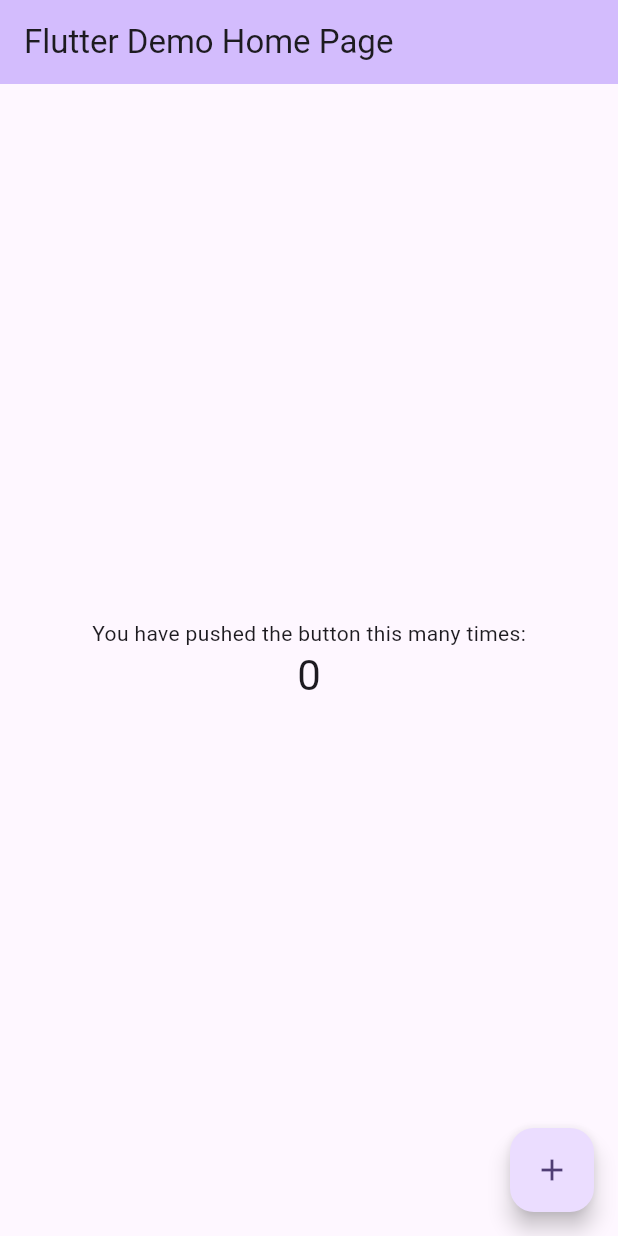
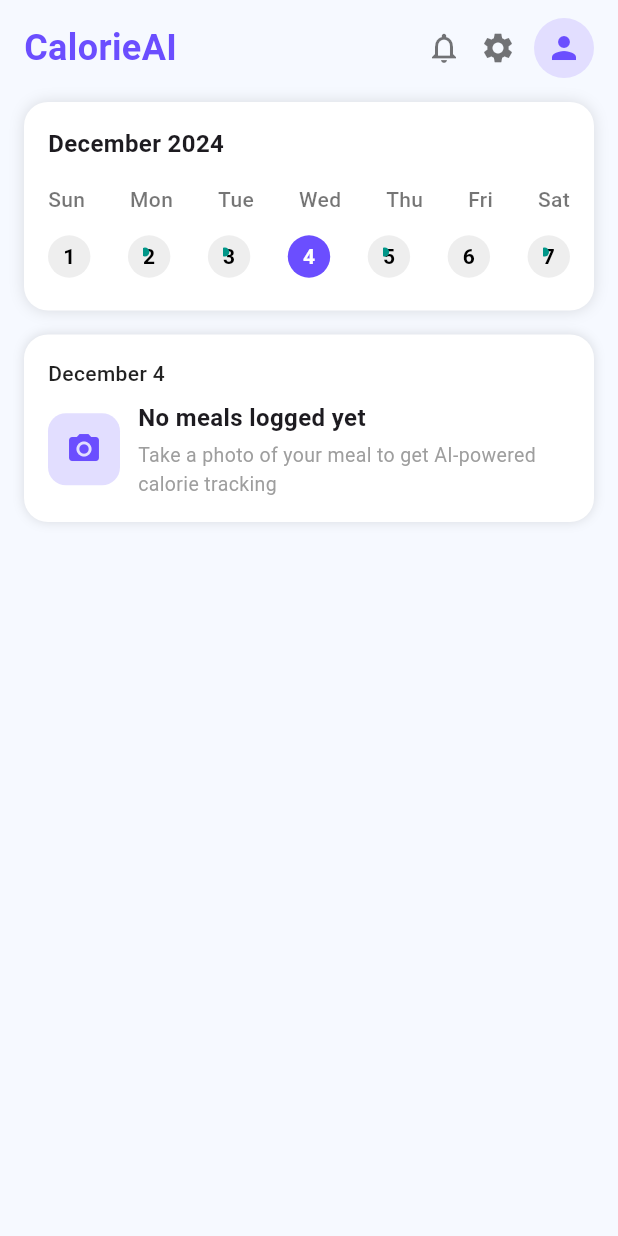
Before and after one commit to Saikat141/calorie_ai, a Flutter app: the screen it shows after launch, on a phone screen of 412 x 824 dp. Run offline on Flutter 3.47's test engine with Material 3 defaults, Android fonts, the phone set to English and light mode, and no system bars.

Commit message:
dashboard added

```diff
--- /dev/null
+++ b/lib/dashboard.dart
@@ -0,0 +1,194 @@
+import 'package:flutter/material.dart';
+
+
+
+class DashboardPage extends StatefulWidget {
+  @override
+  _DashboardPageState createState() => _DashboardPageState();
+}
+
+class _DashboardPageState extends State<DashboardPage> {
+  int selectedDay = 4;
+  List<int> mealLoggedDays = [2, 3, 5, 7];
+
+  @override
+  Widget build(BuildContext context) {
+    return Scaffold(
+      backgroundColor: const Color(0xFFF6F9FF),
+      body: SafeArea(
+        child: Padding(
+          padding: const EdgeInsets.symmetric(horizontal: 16, vertical: 12),
+          child: Column(
+            crossAxisAlignment: CrossAxisAlignment.start,
+            children: [
+              // Top Bar
+              Row(
+                mainAxisAlignment: MainAxisAlignment.spaceBetween,
+                children: [
+                  Text(
+                    'CalorieAI',
+                    style: TextStyle(
+                      fontSize: 24,
+                      fontWeight: FontWeight.bold,
+                      color: Color(0xFF6B4EFF),
+                    ),
+                  ),
+                  Row(
+                    children: [
+                      Icon(Icons.notifications_none, color: Colors.black54),
+                      SizedBox(width: 12),
+                      Icon(Icons.settings, color: Colors.black54),
+                      SizedBox(width: 12),
+                      CircleAvatar(
+                        backgroundColor: Color(0xFFE2DEFF),
+                        child: Icon(Icons.person, color: Color(0xFF6B4EFF)),
+                      ),
+                    ],
+                  )
+                ],
+              ),
+              SizedBox(height: 16),
+
+              // Calendar
+              Container(
+                padding: EdgeInsets.all(16),
+                decoration: BoxDecoration(
+                  color: Colors.white,
+                  borderRadius: BorderRadius.circular(16),
+                  boxShadow: [BoxShadow(color: Colors.black12, blurRadius: 8)],
+                ),
+                child: Column(
+                  crossAxisAlignment: CrossAxisAlignment.start,
+                  children: [
+                    Text(
+                      'December 2024',
+                      style: TextStyle(
+                          fontWeight: FontWeight.bold, fontSize: 16),
+                    ),
+                    SizedBox(height: 16),
+                    Row(
+                      mainAxisAlignment: MainAxisAlignment.spaceBetween,
+                      children: ['Sun', 'Mon', 'Tue', 'Wed', 'Thu', 'Fri', 'Sat']
+                          .map((day) => Text(day,
+                          style: TextStyle(
+                              fontWeight: FontWeight.w500,
+                              color: Colors.black54)))
+                          .toList(),
+                    ),
+                    SizedBox(height: 8),
+                    Row(
+                      mainAxisAlignment: MainAxisAlignment.spaceBetween,
+                      children: List.generate(7, (index) {
+                        int date = index + 1;
+                        bool isLogged = mealLoggedDays.contains(date);
+                        bool isSelected = date == selectedDay;
+                        return GestureDetector(
+                          onTap: () {
+                            setState(() {
+                              selectedDay = date;
+                            });
+                          },
+                          child: Container(
+                            padding: EdgeInsets.all(10),
+                            decoration: BoxDecoration(
+                              color: isSelected
+                                  ? Color(0xFF6B4EFF)
+                                  : Colors.grey[200],
+                              shape: BoxShape.circle,
+                            ),
+                            child: Stack(
+                              alignment: Alignment.center,
+                              children: [
+                                Text(
+                                  '$date',
+                                  style: TextStyle(
+                                    color: isSelected
+                                        ? Colors.white
+                                        : Colors.black,
+                                    fontWeight: FontWeight.bold,
+                                  ),
+                                ),
+                                if (isLogged)
+                                  Positioned(
+                                    top: 4,
+                                    right: 4,
+                                    child: Container(
+                                      width: 6,
+                                      height: 6,
+                                      decoration: BoxDecoration(
+                                        color: Colors.teal,
+                                        shape: BoxShape.circle,
+                                      ),
+                                    ),
+                                  )
+                              ],
+                            ),
+                          ),
+                        );
+                      }),
+                    )
+                  ],
+                ),
+              ),
+              SizedBox(height: 16),
+
+              // Meal Card
+              Container(
+                width: double.infinity,
+                padding: EdgeInsets.all(16),
+                decoration: BoxDecoration(
+                  color: Colors.white,
+                  borderRadius: BorderRadius.circular(16),
+                  boxShadow: [BoxShadow(color: Colors.black12, blurRadius: 6)],
+                ),
+                child: Column(
+                  crossAxisAlignment: CrossAxisAlignment.start,
+                  children: [
+                    Text(
+                      'December $selectedDay',
+                      style: TextStyle(
+                          color: Colors.black87, fontWeight: FontWeight.w500),
+                    ),
+                    SizedBox(height: 8),
+                    Row(
+                      children: [
+                        Container(
+                          padding: EdgeInsets.all(12),
+                          decoration: BoxDecoration(
+                            color: Color(0xFFE2DEFF),
+                            borderRadius: BorderRadius.circular(12),
+                          ),
+                          child: Icon(Icons.camera_alt, color: Color(0xFF6B4EFF)),
+                        ),
+                        SizedBox(width: 12),
+                        Expanded(
+                          child: Column(
+                            crossAxisAlignment: CrossAxisAlignment.start,
+                            children: [
+                              Text(
+                                'No meals logged yet',
+                                style: TextStyle(
+                                    fontWeight: FontWeight.bold,
+                                    fontSize: 16),
+                              ),
+                              SizedBox(height: 4),
+                              Text(
+                                'Take a photo of your meal to get AI-powered calorie tracking',
+                                style:
+                                TextStyle(fontSize: 13, color: Colors.grey),
+                              ),
+                            ],
+                          ),
+                        )
+                      ],
+                    )
+                  ],
+                ),
+              )
+            ],
+          ),
+        ),
+      ),
+    );
+  }
+}
--- a/lib/main.dart
+++ b/lib/main.dart
@@ -1,4 +1,6 @@
 import 'package:flutter/material.dart';
+
+import 'dashboard.dart';
 
 void main() {
   runApp(const MyApp());
@@ -14,111 +16,8 @@ class MyApp extends StatelessWidget {
 
 
       title: 'Flutter Demo',
-      theme: ThemeData(
-        // This is the theme of your application.
-        //
-        // TRY THIS: Try running your application with "flutter run". You'll see
-        // the application has a purple toolbar. Then, without quitting the app,
-        // try changing the seedColor in the colorScheme below to Colors.green
-        // and then invoke "hot reload" (save your changes or press the "hot
-        // reload" button in a Flutter-supported IDE, or press "r" if you used
-        // the command line to start the app).
-        //
-        // Notice that the counter didn't reset back to zero; the application
-        // state is not lost during the reload. To reset the state, use hot
-        // restart instead.
-        //
-        // This works for code too, not just values: Most code changes can be
-        // tested with just a hot reload.
-        colorScheme: ColorScheme.fromSeed(seedColor: Colors.deepPurple),
-      ),
-      home: const MyHomePage(title: 'Flutter Demo Home Page'),
+
+      home: DashboardPage(),
     );
   }
 }
-
-class MyHomePage extends StatefulWidget {
-  const MyHomePage({super.key, required this.title});
-
-  // This widget is the home page of your application. It is stateful, meaning
-  // that it has a State object (defined below) that contains fields that affect
-  // how it looks.
-
-  // This class is the configuration for the state. It holds the values (in this
-  // case the title) provided by the parent (in this case the App widget) and
-  // used by the build method of the State. Fields in a Widget subclass are
-  // always marked "final".
-
-  final String title;
-
-  @override
-  State<MyHomePage> createState() => _MyHomePageState();
-}
-
-class _MyHomePageState extends State<MyHomePage> {
-  int _counter = 0;
-
-  void _incrementCounter() {
-    setState(() {
-      // This call to setState tells the Flutter framework that something has
-      // changed in this State, which causes it to rerun the build method below
-      // so that the display can reflect the updated values. If we changed
-      // _counter without calling setState(), then the build method would not be
-      // called again, and so nothing would appear to happen.
-      _counter++;
-    });
-  }
-
-  @override
-  Widget build(BuildContext context) {
-    // This method is rerun every time setState is called, for instance as done
-    // by the _incrementCounter method above.
-    //
-    // The Flutter framework has been optimized to make rerunning build methods
-    // fast, so that you can just rebuild anything that needs updating rather
-    // than having to individually change instances of widgets.
-    return Scaffold(
-      appBar: AppBar(
-        // TRY THIS: Try changing the color here to a specific color (to
-        // Colors.amber, perhaps?) and trigger a hot reload to see the AppBar
-        // change color while the other colors stay the same.
-        backgroundColor: Theme.of(context).colorScheme.inversePrimary,
-        // Here we take the value from the MyHomePage object that was created by
-        // the App.build method, and use it to set our appbar title.
-        title: Text(widget.title),
-      ),
-      body: Center(
-        // Center is a layout widget. It takes a single child and positions it
-        // in the middle of the parent.
-        child: Column(
-          // Column is also a layout widget. It takes a list of children and
-          // arranges them vertically. By default, it sizes itself to fit its
-          // children horizontally, and tries to be as tall as its parent.
-          //
-          // Column has various properties to control how it sizes itself and
-          // how it positions its children. Here we use mainAxisAlignment to
-          // center the children vertically; the main axis here is the vertical
-          // axis because Columns are vertical (the cross axis would be
-          // horizontal).
-          //
-          // TRY THIS: Invoke "debug painting" (choose the "Toggle Debug Paint"
-          // action in the IDE, or press "p" in the console), to see the
-          // wireframe for each widget.
-          mainAxisAlignment: MainAxisAlignment.center,
-          children: <Widget>[
-            const Text('You have pushed the button this many times:'),
-            Text(
-              '$_counter',
-              style: Theme.of(context).textTheme.headlineMedium,
-            ),
-          ],
-        ),
-      ),
-      floatingActionButton: FloatingActionButton(
-        onPressed: _incrementCounter,
-        tooltip: 'Increment',
-        child: const Icon(Icons.add),
-      ), // This trailing comma makes auto-formatting nicer for build methods.
-    );
-  }
-}
```
